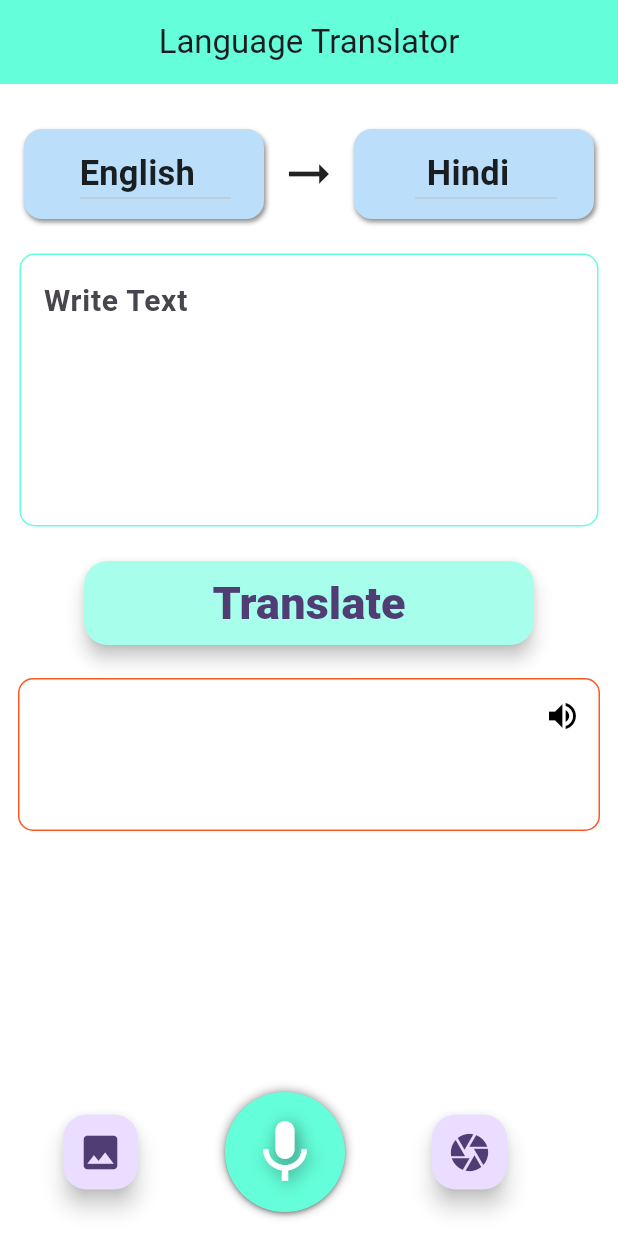
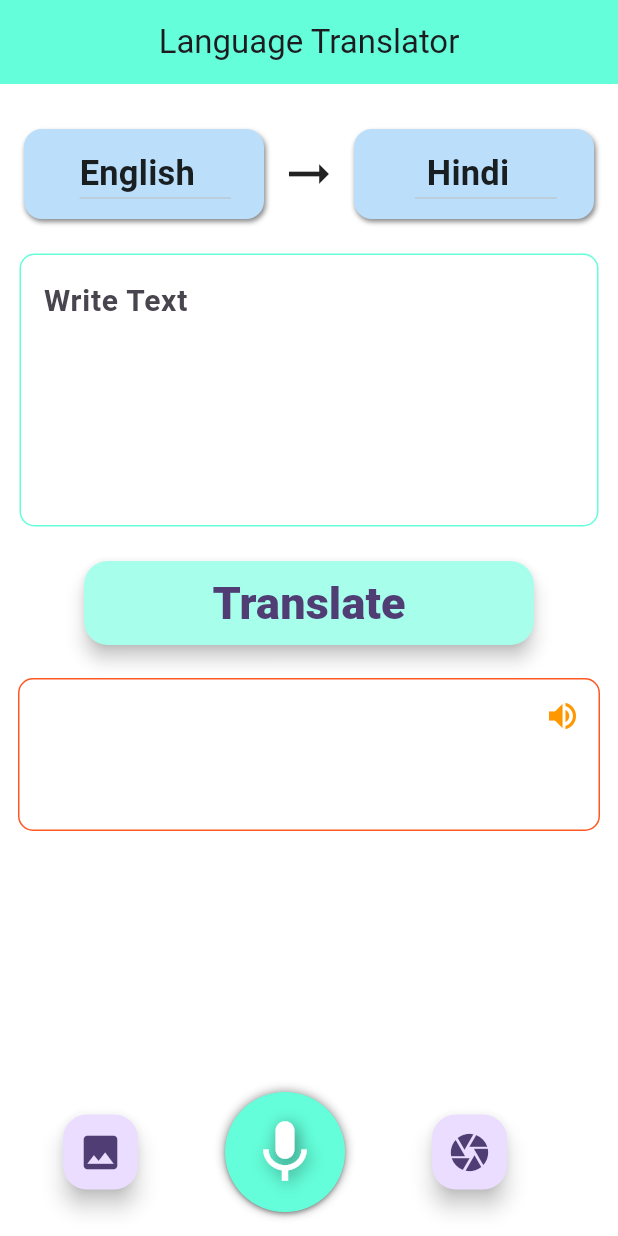
Before and after one commit to rahulkumardev24/Language_translator_Project_using_flutter, a Flutter app: the screen it shows after launch, after a tap on the "volume up" icon, on a phone screen of 412 x 824 dp. Run offline on Flutter 3.47's test engine with Material 3 defaults, Android fonts, the light colour scheme and no system bars; drawn by our look-alikes of avatar_glow; our stand-ins replace flutter_tts, image_picker, speech_to_text; missing offline and left inert: google_ml_kit, translator.

Commit message:
commit 6

```diff
--- a/lib/main.dart
+++ b/lib/main.dart
@@ -3,7 +3,7 @@
 
 import 'package:flutter/cupertino.dart';
 import 'package:flutter/material.dart';
-import 'package:translater_new/translator_screen.dart';
+import 'package:translater_new/screen/translator_screen.dart';
 
 void main() {
   runApp(const MyApp());
--- a/lib/translator_screen.dart
+++ b/lib/screen/translator_screen.dart
@@ -1,9 +1,6 @@
 import 'dart:io';
-
-import 'package:animated_text_kit/animated_text_kit.dart';
 import 'package:avatar_glow/avatar_glow.dart';
 import 'package:flutter/material.dart';
-import 'package:flutter_spinkit/flutter_spinkit.dart';
 import 'package:flutter_tts/flutter_tts.dart';
 import 'package:google_ml_kit/google_ml_kit.dart';
 import 'package:image_picker/image_picker.dart';
@@ -81,19 +78,18 @@ class _LanguageTranslatorScreenPage extends State<LanguageTranslatorScreen> {
     _flutterTts.setSpeechRate(0.5);
   }
 
-  Future<void> _speak(String text) async {
-    if (text.isNotEmpty) {
-      try {
+  void _speak(String text) async {
+    if (isSpeaking) {
+      // If speaking, stop the speech
+      await _flutterTts.stop();
+    } else {
+      // If not speaking, start speaking the text
       await _flutterTts.speak(text);
-      } catch (e) {
-        print("TTS Error: $e");
-        ScaffoldMessenger.of(context).showSnackBar(
-          SnackBar(content: Text("Failed to speak: $e")),
-        );
     }
+    setState(() {
+      isSpeaking = !isSpeaking; // Toggle the speaking state
+    });
   }
-  }
-
   //
 
   void translate(String source, String destination, String input) async {
@@ -471,16 +467,15 @@ class _LanguageTranslatorScreenPage extends State<LanguageTranslatorScreen> {
           isButtonPressed = true;
         });
         _speak(outputLanguage);
-        Future.delayed(Duration(seconds: 1), () {
         setState(() {
           isButtonPressed = false;
         });
-        });
       },
       icon: Icon(Icons.volume_up_sharp),
-      color: isButtonPressed ? Colors.orange : Colors.black,
+      color: isSpeaking ? Colors.orange : Colors.black,
     );
   }
+
 
   // ............................MIC FLOATING ACTION BUTTON ....................//
   Widget micButton() {
@@ -562,7 +557,6 @@ class _LanguageTranslatorScreenPage extends State<LanguageTranslatorScreen> {
           child: Icon(Icons.photo , size: 30,),
         )
     ) ;
-
   }
 
   // ..................................Camera Button ....................................//
@@ -586,7 +580,7 @@ Widget cameraButton(){
         : Center(
       child: Image.file(
         File(pickedImage!.path),
-        height: 400,
+        height: 300,
       ),
     );
   }
```
Lines whose indentation alone changed are shown as unchanged.
